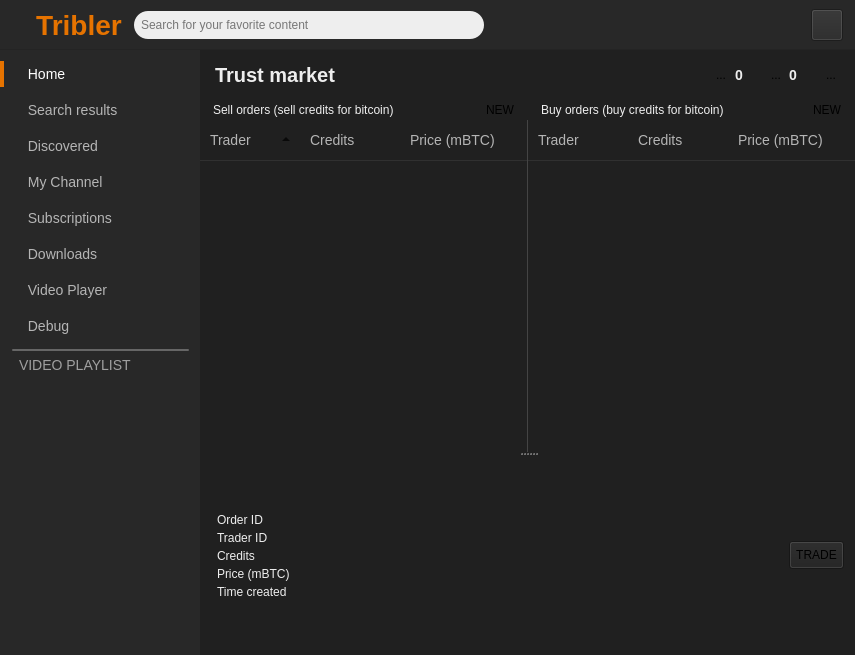
Old version of the form TriblerGUI/qt_resources/mainwindow.ui in the repository vwigmore/tribler.
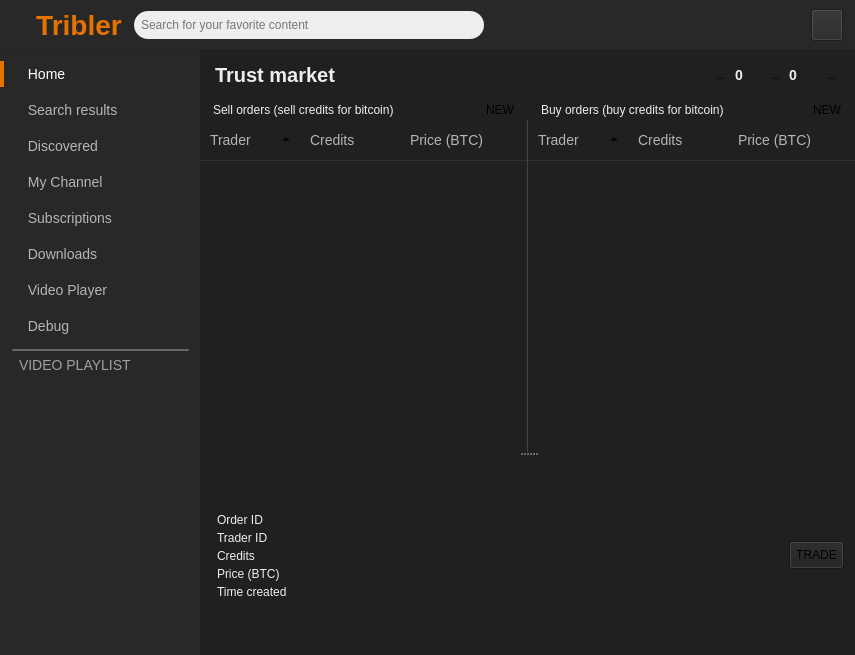
New version of the form. Icons and pictures are not drawn. Custom widgets are drawn as their Qt base class.

Commit message:
Simplified price/quantity
Removed weird conversions between mBTC/BTC, quantity must be an integer now and the price can be a float.

Diff of the .ui file:
```diff
--- a/TriblerGUI/qt_resources/mainwindow.ui
+++ b/TriblerGUI/qt_resources/mainwindow.ui
@@ -9600,7 +9600,7 @@
                       </column>
                       <column>
                        <property name="text">
-                        <string>Price (mBTC)</string>
+                        <string>Price (BTC)</string>
                        </property>
                       </column>
                      </widget>
@@ -9703,6 +9703,9 @@
                       <property name="indentation">
                        <number>0</number>
                       </property>
+                      <property name="sortingEnabled">
+                       <bool>true</bool>
+                      </property>
                       <column>
                        <property name="text">
                         <string>Trader</string>
@@ -9715,7 +9718,7 @@
                       </column>
                       <column>
                        <property name="text">
-                        <string>Price (mBTC)</string>
+                        <string>Price (BTC)</string>
                        </property>
                       </column>
                      </widget>
@@ -9795,7 +9798,7 @@
                     <item row="3" column="0">
                      <widget class="QLabel" name="label_54">
                       <property name="text">
-                       <string>Price (mBTC)</string>
+                       <string>Price (BTC)</string>
                       </property>
                      </widget>
                     </item>
```
Left out of the diff: 4 changed lines with no effect on the pictures. The commit also changes 5 other files.
